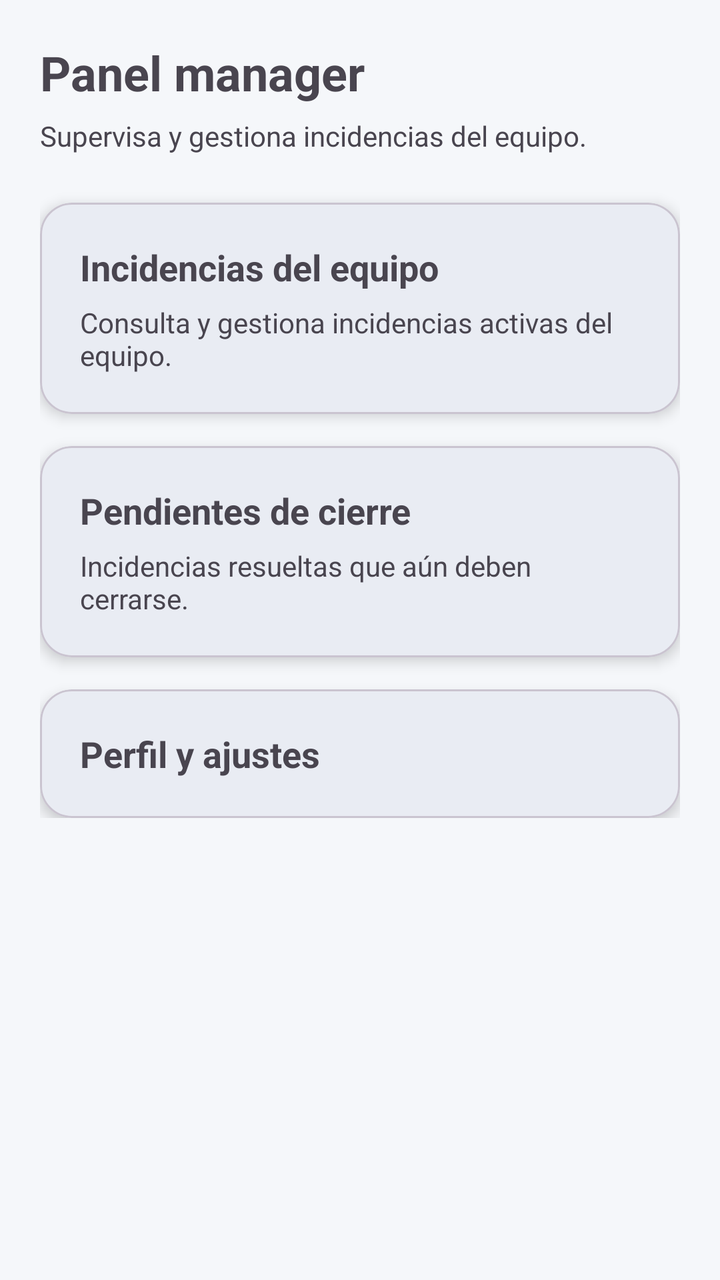
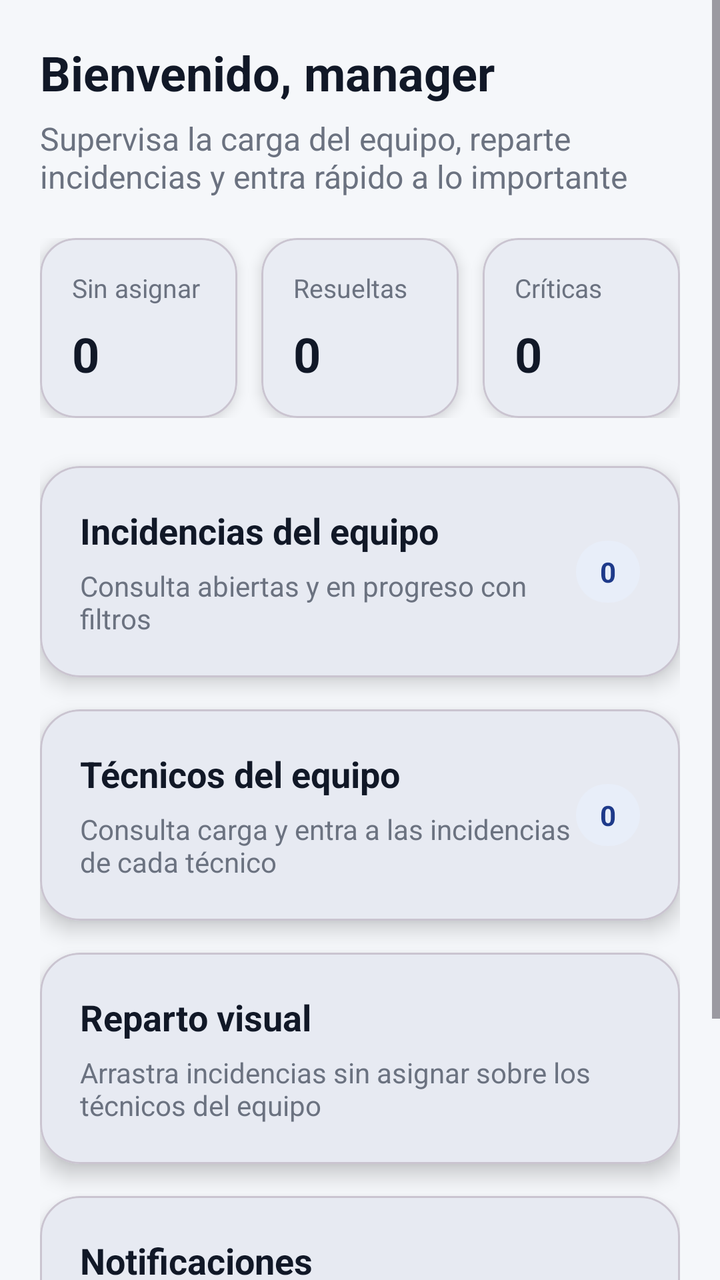

Screens rendered from an Android XML layout before and after an edit, with the pre-edit source and the edit as a unified diff.
<!-- AndroidManifest.xml: application theme Theme.Tfgincidenciasfront -->
<!-- res/layout/fragment_manager_home.xml -->
<?xml version="1.0" encoding="utf-8"?>
<ScrollView xmlns:android="http://schemas.android.com/apk/res/android"
    android:layout_width="match_parent"
    android:layout_height="match_parent">

    <LinearLayout
        android:layout_width="match_parent"
        android:layout_height="wrap_content"
        android:orientation="vertical"
        android:padding="20dp">

        <TextView
            android:layout_width="wrap_content"
            android:layout_height="wrap_content"
            android:text="Panel manager"
            android:textSize="24sp"
            android:textStyle="bold" />

        <TextView
            android:layout_width="wrap_content"
            android:layout_height="wrap_content"
            android:layout_marginTop="6dp"
            android:text="Supervisa y gestiona incidencias del equipo." />

        <com.google.android.material.card.MaterialCardView
            android:id="@+id/cardTeamIncidents"
            xmlns:app="http://schemas.android.com/apk/res-auto"
            android:layout_width="match_parent"
            android:layout_height="wrap_content"
            android:layout_marginTop="24dp"
            app:cardCornerRadius="16dp"
            app:cardElevation="4dp">

            <LinearLayout
                android:layout_width="match_parent"
                android:layout_height="wrap_content"
                android:orientation="vertical"
                android:padding="20dp">

                <TextView
                    android:layout_width="wrap_content"
                    android:layout_height="wrap_content"
                    android:text="Incidencias del equipo"
                    android:textSize="18sp"
                    android:textStyle="bold" />

                <TextView
                    android:layout_width="wrap_content"
                    android:layout_height="wrap_content"
                    android:layout_marginTop="6dp"
                    android:text="Consulta y gestiona incidencias activas del equipo." />
            </LinearLayout>
        </com.google.android.material.card.MaterialCardView>

        <com.google.android.material.card.MaterialCardView
            android:id="@+id/cardPendingClosure"
            xmlns:app="http://schemas.android.com/apk/res-auto"
            android:layout_width="match_parent"
            android:layout_height="wrap_content"
            android:layout_marginTop="16dp"
            app:cardCornerRadius="16dp"
            app:cardElevation="4dp">

            <LinearLayout
                android:layout_width="match_parent"
                android:layout_height="wrap_content"
                android:orientation="vertical"
                android:padding="20dp">

                <TextView
                    android:layout_width="wrap_content"
                    android:layout_height="wrap_content"
                    android:text="Pendientes de cierre"
                    android:textSize="18sp"
                    android:textStyle="bold" />

                <TextView
                    android:layout_width="wrap_content"
                    android:layout_height="wrap_content"
                    android:layout_marginTop="6dp"
                    android:text="Incidencias resueltas que aún deben cerrarse." />
            </LinearLayout>
        </com.google.android.material.card.MaterialCardView>

        <com.google.android.material.card.MaterialCardView
            android:id="@+id/cardSettings"
            xmlns:app="http://schemas.android.com/apk/res-auto"
            android:layout_width="match_parent"
            android:layout_height="wrap_content"
            android:layout_marginTop="16dp"
            app:cardCornerRadius="16dp"
            app:cardElevation="4dp">

            <LinearLayout
                android:layout_width="match_parent"
                android:layout_height="wrap_content"
                android:orientation="vertical"
                android:padding="20dp">

                <TextView
                    android:layout_width="wrap_content"
                    android:layout_height="wrap_content"
                    android:text="Perfil y ajustes"
                    android:textSize="18sp"
                    android:textStyle="bold" />
            </LinearLayout>
        </com.google.android.material.card.MaterialCardView>

    </LinearLayout>
</ScrollView>
<!-- resources referenced by this layout -->
<resources>
  <style name="Theme.Tfgincidenciasfront" parent="Base.Theme.Tfgincidenciasfront" />
  <style name="Base.Theme.Tfgincidenciasfront" parent="Theme.Material3.DayNight.NoActionBar">
  
          
          <item name="colorPrimary">@color/primary</item>
          <item name="colorOnPrimary">@color/onPrimary</item>
  
          
          <item name="android:colorBackground">@color/background</item>
  
          
          <item name="colorSurface">@color/surface</item>
          <item name="colorOnSurface">@color/onSurface</item>
  
      </style>
  <color name="primary">#1E3A8A</color>
  <color name="onPrimary">#FFFFFF</color>
  <color name="background">#F5F7FA</color>
  <color name="surface">#FFFFFF</color>
  <color name="onSurface">#111827</color>
</resources>

<!-- the commit's change to res/layout/fragment_manager_home.xml (unified diff, before → after) -->
@@ -1,7 +1,9 @@
 <?xml version="1.0" encoding="utf-8"?>
 <ScrollView xmlns:android="http://schemas.android.com/apk/res/android"
+    xmlns:app="http://schemas.android.com/apk/res-auto"
     android:layout_width="match_parent"
-    android:layout_height="match_parent">
+    android:layout_height="match_parent"
+    android:fillViewport="true">
 
     <LinearLayout
         android:layout_width="match_parent"
@@ -10,101 +12,384 @@
         android:padding="20dp">
 
         <TextView
+            android:id="@+id/tvWelcome"
             android:layout_width="wrap_content"
             android:layout_height="wrap_content"
-            android:text="Panel manager"
+            android:text="Bienvenido, manager"
+            android:textColor="@color/onSurface"
             android:textSize="24sp"
             android:textStyle="bold" />
 
         <TextView
+            android:id="@+id/tvSubtitle"
             android:layout_width="wrap_content"
             android:layout_height="wrap_content"
             android:layout_marginTop="6dp"
-            android:text="Supervisa y gestiona incidencias del equipo." />
+            android:text="Supervisa la carga del equipo, reparte incidencias y entra rápido a lo importante"
+            android:textColor="@color/secondaryText"
+            android:textSize="16sp" />
+
+        <LinearLayout
+            android:layout_width="match_parent"
+            android:layout_height="wrap_content"
+            android:layout_marginTop="20dp"
+            android:orientation="horizontal">
+
+            <com.google.android.material.card.MaterialCardView
+                android:id="@+id/cardUnassigned"
+                android:layout_width="0dp"
+                android:layout_height="wrap_content"
+                android:layout_weight="1"
+                android:layout_marginEnd="6dp"
+                android:clickable="true"
+                android:focusable="true"
+                app:cardBackgroundColor="@color/surface"
+                app:cardCornerRadius="18dp"
+                app:cardElevation="4dp">
+
+                <LinearLayout
+                    android:layout_width="match_parent"
+                    android:layout_height="wrap_content"
+                    android:orientation="vertical"
+                    android:padding="16dp">
+
+                    <TextView
+                        android:layout_width="wrap_content"
+                        android:layout_height="wrap_content"
+                        android:text="Sin asignar"
+                        android:textColor="@color/secondaryText"
+                        android:textSize="13sp" />
+
+                    <TextView
+                        android:id="@+id/tvUnassignedCount"
+                        android:layout_width="wrap_content"
+                        android:layout_height="wrap_content"
+                        android:layout_marginTop="8dp"
+                        android:text="0"
+                        android:textColor="@color/onSurface"
+                        android:textSize="24sp"
+                        android:textStyle="bold" />
+                </LinearLayout>
+            </com.google.android.material.card.MaterialCardView>
+
+            <com.google.android.material.card.MaterialCardView
+                android:id="@+id/cardResolved"
+                android:layout_width="0dp"
+                android:layout_height="wrap_content"
+                android:layout_weight="1"
+                android:layout_marginHorizontal="6dp"
+                android:clickable="true"
+                android:focusable="true"
+                app:cardBackgroundColor="@color/surface"
+                app:cardCornerRadius="18dp"
+                app:cardElevation="4dp">
+
+                <LinearLayout
+                    android:layout_width="match_parent"
+                    android:layout_height="wrap_content"
+                    android:orientation="vertical"
+                    android:padding="16dp">
+
+                    <TextView
+                        android:layout_width="wrap_content"
+                        android:layout_height="wrap_content"
+                        android:text="Resueltas"
+                        android:textColor="@color/secondaryText"
+                        android:textSize="13sp" />
+
+                    <TextView
+                        android:id="@+id/tvResolvedCount"
+                        android:layout_width="wrap_content"
+                        android:layout_height="wrap_content"
+                        android:layout_marginTop="8dp"
+                        android:text="0"
+                        android:textColor="@color/onSurface"
+                        android:textSize="24sp"
+                        android:textStyle="bold" />
+                </LinearLayout>
+            </com.google.android.material.card.MaterialCardView>
+
+            <com.google.android.material.card.MaterialCardView
+                android:id="@+id/cardCritical"
+                android:layout_width="0dp"
+                android:layout_height="wrap_content"
+                android:layout_weight="1"
+                android:layout_marginStart="6dp"
+                android:clickable="true"
+                android:focusable="true"
+                app:cardBackgroundColor="@color/surface"
+                app:cardCornerRadius="18dp"
+                app:cardElevation="4dp">
+
+                <LinearLayout
+                    android:layout_width="match_parent"
+                    android:layout_height="wrap_content"
+                    android:orientation="vertical"
+                    android:padding="16dp">
+
+                    <TextView
+                        android:layout_width="wrap_content"
+                        android:layout_height="wrap_content"
+                        android:text="Críticas"
+                        android:textColor="@color/secondaryText"
+                        android:textSize="13sp" />
+
+                    <TextView
+                        android:id="@+id/tvCriticalCount"
+                        android:layout_width="wrap_content"
+                        android:layout_height="wrap_content"
+                        android:layout_marginTop="8dp"
+                        android:text="0"
+                        android:textColor="@color/onSurface"
+                        android:textSize="24sp"
+                        android:textStyle="bold" />
+                </LinearLayout>
+            </com.google.android.material.card.MaterialCardView>
+        </LinearLayout>
 
         <com.google.android.material.card.MaterialCardView
             android:id="@+id/cardTeamIncidents"
-            xmlns:app="http://schemas.android.com/apk/res-auto"
             android:layout_width="match_parent"
             android:layout_height="wrap_content"
             android:layout_marginTop="24dp"
-            app:cardCornerRadius="16dp"
-            app:cardElevation="4dp">
-
-            <LinearLayout
-                android:layout_width="match_parent"
-                android:layout_height="wrap_content"
-                android:orientation="vertical"
-                android:padding="20dp">
+            android:clickable="true"
+            android:focusable="true"
+            app:cardBackgroundColor="@color/surface"
+            app:cardCornerRadius="20dp"
+            app:cardElevation="6dp">
+
+            <LinearLayout
+                android:layout_width="match_parent"
+                android:layout_height="wrap_content"
+                android:gravity="center_vertical"
+                android:orientation="horizontal"
+                android:padding="20dp">
+
+                <LinearLayout
+                    android:layout_width="0dp"
+                    android:layout_height="wrap_content"
+                    android:layout_weight="1"
+                    android:orientation="vertical">
+
+                    <TextView
+                        android:layout_width="wrap_content"
+                        android:layout_height="wrap_content"
+                        android:text="Incidencias del equipo"
+                        android:textColor="@color/onSurface"
+                        android:textSize="18sp"
+                        android:textStyle="bold" />
+
+                    <TextView
+                        android:layout_width="wrap_content"
+                        android:layout_height="wrap_content"
+                        android:layout_marginTop="6dp"
+                        android:text="Consulta abiertas y en progreso con filtros"
+                        android:textColor="@color/secondaryText" />
+                </LinearLayout>
 
                 <TextView
+                    android:id="@+id/tvActiveIncidentsCount"
                     android:layout_width="wrap_content"
                     android:layout_height="wrap_content"
-                    android:text="Incidencias del equipo"
-                    android:textSize="18sp"
+                    android:background="@drawable/bg_home_counter"
+                    android:paddingHorizontal="12dp"
+                    android:paddingVertical="6dp"
+                    android:text="0"
+                    android:textColor="@color/primary"
                     android:textStyle="bold" />
+            </LinearLayout>
+        </com.google.android.material.card.MaterialCardView>
+
+        <com.google.android.material.card.MaterialCardView
+            android:id="@+id/cardTeamMembers"
+            android:layout_width="match_parent"
+            android:layout_height="wrap_content"
+            android:layout_marginTop="16dp"
+            android:clickable="true"
+            android:focusable="true"
+            app:cardBackgroundColor="@color/surface"
+            app:cardCornerRadius="20dp"
+            app:cardElevation="6dp">
+
+            <LinearLayout
+                android:layout_width="match_parent"
+                android:layout_height="wrap_content"
+                android:gravity="center_vertical"
+                android:orientation="horizontal"
+                android:padding="20dp">
+
+                <LinearLayout
+                    android:layout_width="0dp"
+                    android:layout_height="wrap_content"
+                    android:layout_weight="1"
+                    android:orientation="vertical">
+
+                    <TextView
+                        android:layout_width="wrap_content"
+                        android:layout_height="wrap_content"
+                        android:text="Técnicos del equipo"
+                        android:textColor="@color/onSurface"
+                        android:textSize="18sp"
+                        android:textStyle="bold" />
+
+                    <TextView
+                        android:layout_width="wrap_content"
+                        android:layout_height="wrap_content"
+                        android:layout_marginTop="6dp"
+                        android:text="Consulta carga y entra a las incidencias de cada técnico"
+                        android:textColor="@color/secondaryText" />
+                </LinearLayout>
 
                 <TextView
+                    android:id="@+id/tvTeamMembersCount"
                     android:layout_width="wrap_content"
                     android:layout_height="wrap_content"
-                    android:layout_marginTop="6dp"
-                    android:text="Consulta y gestiona incidencias activas del equipo." />
-            </LinearLayout>
-        </com.google.android.material.card.MaterialCardView>
-
-        <com.google.android.material.card.MaterialCardView
-            android:id="@+id/cardPendingClosure"
-            xmlns:app="http://schemas.android.com/apk/res-auto"
+                    android:background="@drawable/bg_home_counter"
+                    android:paddingHorizontal="12dp"
+                    android:paddingVertical="6dp"
+                    android:text="0"
+                    android:textColor="@color/primary"
+                    android:textStyle="bold" />
+            </LinearLayout>
+        </com.google.android.material.card.MaterialCardView>
+
+        <com.google.android.material.card.MaterialCardView
+            android:id="@+id/cardAssignmentBoard"
             android:layout_width="match_parent"
             android:layout_height="wrap_content"
             android:layout_marginTop="16dp"
-            app:cardCornerRadius="16dp"
-            app:cardElevation="4dp">
-
-            <LinearLayout
-                android:layout_width="match_parent"
-                android:layout_height="wrap_content"
-                android:orientation="vertical"
-                android:padding="20dp">
+            android:clickable="true"
+            android:focusable="true"
+            app:cardBackgroundColor="@color/surface"
+            app:cardCornerRadius="20dp"
+            app:cardElevation="6dp">
+
+            <LinearLayout
+                android:layout_width="match_parent"
+                android:layout_height="wrap_content"
+                android:gravity="center_vertical"
+                android:orientation="horizontal"
+                android:padding="20dp">
+
+                <LinearLayout
+                    android:layout_width="0dp"
+                    android:layout_height="wrap_content"
+                    android:layout_weight="1"
+                    android:orientation="vertical">
+
+                    <TextView
+                        android:layout_width="wrap_content"
+                        android:layout_height="wrap_content"
+                        android:text="Reparto visual"
+                        android:textColor="@color/onSurface"
+                        android:textSize="18sp"
+                        android:textStyle="bold" />
+
+                    <TextView
+                        android:layout_width="wrap_content"
+                        android:layout_height="wrap_content"
+                        android:layout_marginTop="6dp"
+                        android:text="Arrastra incidencias sin asignar sobre los técnicos del equipo"
+                        android:textColor="@color/secondaryText" />
+                </LinearLayout>
+            </LinearLayout>
+        </com.google.android.material.card.MaterialCardView>
+
+        <com.google.android.material.card.MaterialCardView
+            android:id="@+id/cardNotifications"
+            android:layout_width="match_parent"
+            android:layout_height="wrap_content"
+            android:layout_marginTop="16dp"
+            android:clickable="true"
+            android:focusable="true"
+            app:cardBackgroundColor="@color/surface"
+            app:cardCornerRadius="20dp"
+            app:cardElevation="6dp">
+
+            <LinearLayout
+                android:layout_width="match_parent"
+                android:layout_height="wrap_content"
+                android:gravity="center_vertical"
+                android:orientation="horizontal"
+                android:padding="20dp">
+
+                <LinearLayout
+                    android:layout_width="0dp"
+                    android:layout_height="wrap_content"
+                    android:layout_weight="1"
+                    android:orientation="vertical">
+
+                    <TextView
+                        android:layout_width="wrap_content"
+                        android:layout_height="wrap_content"
+                        android:text="Notificaciones"
+                        android:textColor="@color/onSurface"
+                        android:textSize="18sp"
+                        android:textStyle="bold" />
+
+                    <TextView
+                        android:layout_width="wrap_content"
+                        android:layout_height="wrap_content"
+                        android:layout_marginTop="6dp"
+                        android:text="Solo actividad útil para manager: creadas e internos"
+                        android:textColor="@color/secondaryText" />
+                </LinearLayout>
 
                 <TextView
+                    android:id="@+id/tvNotificationsCount"
                     android:layout_width="wrap_content"
                     android:layout_height="wrap_content"
-                    android:text="Pendientes de cierre"
-                    android:textSize="18sp"
-                    android:textStyle="bold" />
-
-                <TextView
-                    android:layout_width="wrap_content"
-                    android:layout_height="wrap_content"
-                    android:layout_marginTop="6dp"
-                    android:text="Incidencias resueltas que aún deben cerrarse." />
+                    android:background="@drawable/bg_home_counter"
+                    android:paddingHorizontal="12dp"
+                    android:paddingVertical="6dp"
+                    android:text="0"
+                    android:textColor="@color/primary"
+                    android:textStyle="bold"
+                    android:visibility="gone" />
             </LinearLayout>
         </com.google.android.material.card.MaterialCardView>
 
         <com.google.android.material.card.MaterialCardView
             android:id="@+id/cardSettings"
-            xmlns:app="http://schemas.android.com/apk/res-auto"
             android:layout_width="match_parent"
             android:layout_height="wrap_content"
             android:layout_marginTop="16dp"
-            app:cardCornerRadius="16dp"
-            app:cardElevation="4dp">
-
-            <LinearLayout
-                android:layout_width="match_parent"
-                android:layout_height="wrap_content"
-                android:orientation="vertical"
-                android:padding="20dp">
-
-                <TextView
-                    android:layout_width="wrap_content"
-                    android:layout_height="wrap_content"
-                    android:text="Perfil y ajustes"
-                    android:textSize="18sp"
-                    android:textStyle="bold" />
-            </LinearLayout>
-        </com.google.android.material.card.MaterialCardView>
+            android:clickable="true"
+            android:focusable="true"
+            app:cardBackgroundColor="@color/surface"
+            app:cardCornerRadius="20dp"
+            app:cardElevation="6dp">
+
+            <LinearLayout
+                android:layout_width="match_parent"
+                android:layout_height="wrap_content"
+                android:gravity="center_vertical"
+                android:orientation="horizontal"
+                android:padding="20dp">
+
+                <LinearLayout
+                    android:layout_width="0dp"
+                    android:layout_height="wrap_content"
+                    android:layout_weight="1"
+                    android:orientation="vertical">
+
+                    <TextView
+                        android:layout_width="wrap_content"
+                        android:layout_height="wrap_content"
+                        android:text="Perfil y ajustes"
+                        android:textColor="@color/onSurface"
+                        android:textSize="18sp"
+                        android:textStyle="bold" />
+                </LinearLayout>
+            </LinearLayout>
+        </com.google.android.material.card.MaterialCardView>
+
+        <ProgressBar
+            android:id="@+id/progressBar"
+            android:layout_width="wrap_content"
+            android:layout_height="wrap_content"
+            android:layout_marginTop="24dp"
+            android:visibility="gone" />
 
     </LinearLayout>
 </ScrollView>
<!-- resource entries referenced after the edit -->
@@ -1,5 +1,16 @@
 <!-- resources referenced by this layout -->
 <resources>
+  <color name="onSurface">#111827</color>
+  <color name="primary">#1E3A8A</color>
+  <color name="secondaryText">#6B7280</color>
+  <color name="surface">#FFFFFF</color>
+  <!-- drawable bg_home_counter (drawable) -->
+  <?xml version="1.0" encoding="utf-8"?>
+  <shape xmlns:android="http://schemas.android.com/apk/res/android"
+      android:shape="rectangle">
+      <solid android:color="#E8EEF9" />
+      <corners android:radius="999dp" />
+  </shape>
   <style name="Theme.Tfgincidenciasfront" parent="Base.Theme.Tfgincidenciasfront" />
   <style name="Base.Theme.Tfgincidenciasfront" parent="Theme.Material3.DayNight.NoActionBar">
   
@@ -15,10 +26,7 @@
           <item name="colorOnSurface">@color/onSurface</item>
   
       </style>
-  <color name="primary">#1E3A8A</color>
   <color name="onPrimary">#FFFFFF</color>
   <color name="background">#F5F7FA</color>
-  <color name="surface">#FFFFFF</color>
-  <color name="onSurface">#111827</color>
 </resources>
 
